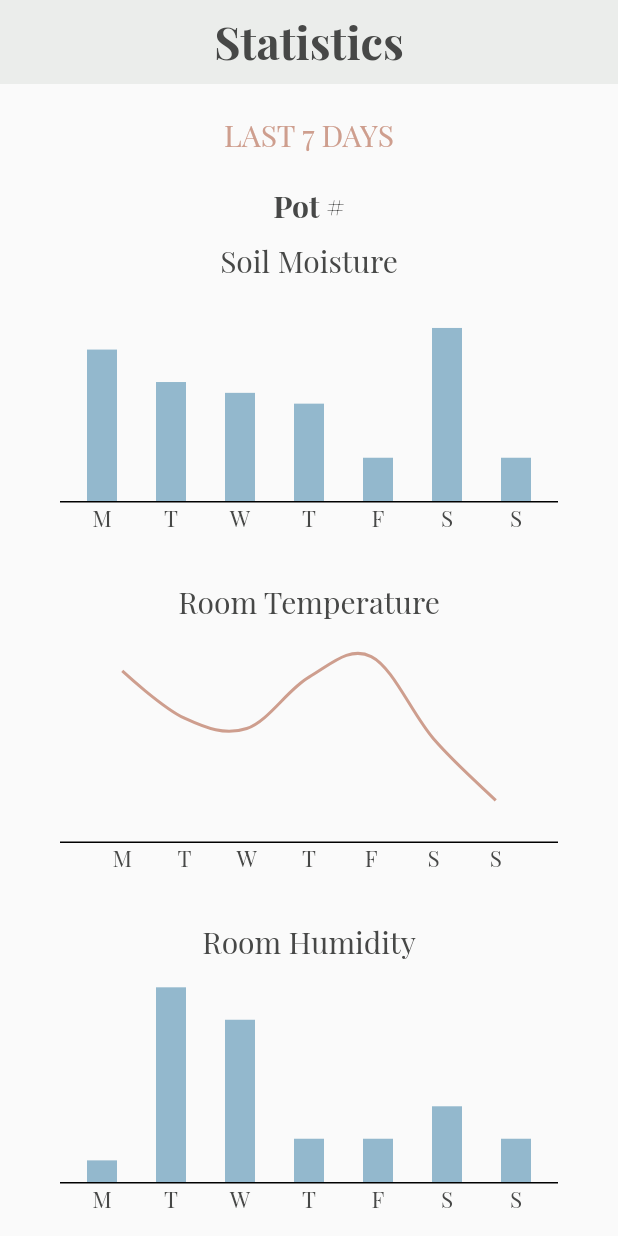
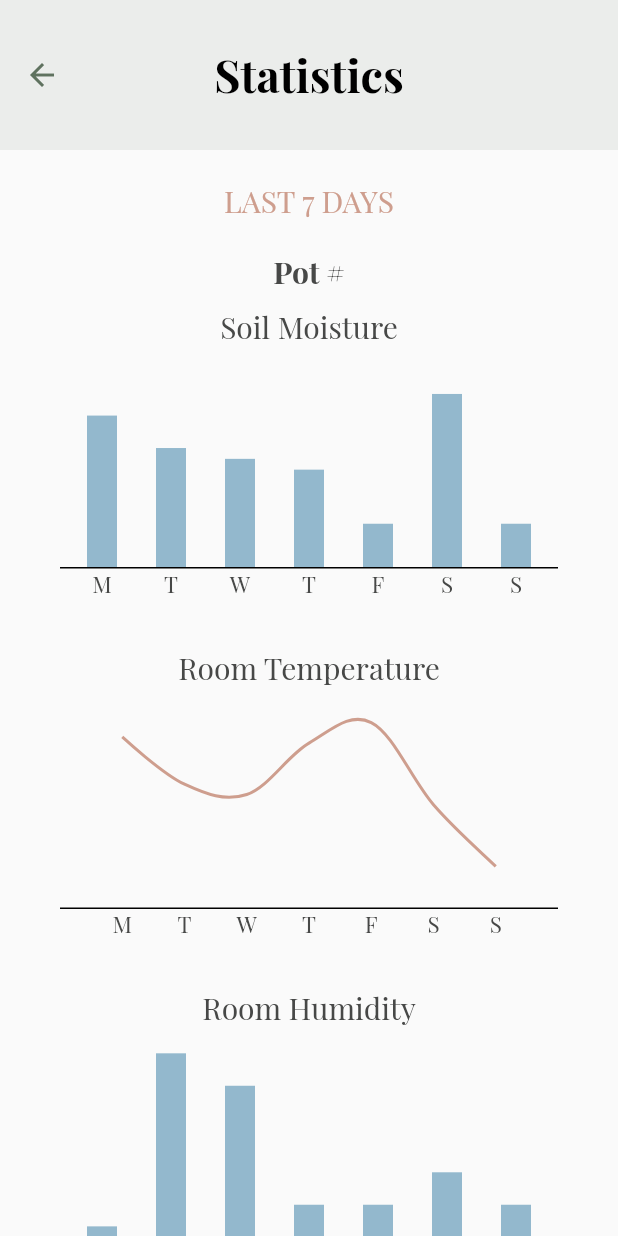
Before and after one commit to Adam1927/PlantStein, a Flutter app: the Statistics screen opened directly, on a phone screen of 412 x 824 dp. Run offline on Flutter 3.47's test engine with Material 2 defaults, Android fonts, the phone set to English and light mode, and no system bars; drawn by our look-alikes of fl_chart; our stand-ins replace flutter_dotenv, google_fonts; network calls fail.

Commit message:
Edit statistics screen layout #24

```diff
--- a/frontend/lib/statistics.dart
+++ b/frontend/lib/statistics.dart
@@ -16,23 +16,22 @@ class _StatisticsState extends State<Statistics> {
   @override
   Widget build(BuildContext context) {
     debugPrint("loading statistics for plant ");
-    return SingleChildScrollView(
-      child: Column(
-        children: [
-          AppBar(
+    return Scaffold(
+      appBar: AppBar(
+        toolbarHeight: 100,
         title: Text(
           'Statistics',
           textAlign: TextAlign.center,
           style: GoogleFonts.playfairDisplay(
-                  color: const Color(0xFF474847),
-                  fontSize: 30,
-                  fontWeight: FontWeight.bold),
+              color: Colors.black, fontSize: 30, fontWeight: FontWeight.bold),
         ),
+        iconTheme: const IconThemeData(color: Color(0xFF5F725F)),
         centerTitle: true,
         elevation: 0.0,
         backgroundColor: const Color(0xFFEBEDEB),
       ),
-          Container(
+      body: SingleChildScrollView(
+        child: Container(
           padding: const EdgeInsets.symmetric(horizontal: 40.0),
           child: Column(
             children: [
@@ -92,7 +91,6 @@ class _StatisticsState extends State<Statistics> {
             ],
           ),
         ),
-        ],
       ),
     );
   }
```
Lines whose indentation alone changed are shown as unchanged.
